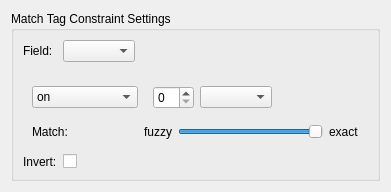
KDE/amarok, file src/playlistgenerator/constraints/TagMatchEditWidget.ui: the form before one commit.
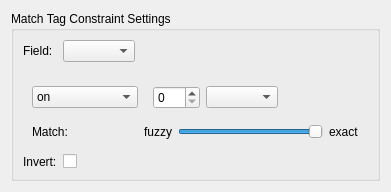
The form after the commit. The open tabs and pages were chosen to show the change. Custom widgets are drawn as their Qt base class.

What changed in the file:
```diff
--- a/src/playlistgenerator/constraints/TagMatchEditWidget.ui
+++ b/src/playlistgenerator/constraints/TagMatchEditWidget.ui
@@ -306,7 +306,11 @@
                   <item>
                    <layout class="QHBoxLayout" name="horizontalLayout_6">
                     <item>
-                     <widget class="KIntSpinBox" name="spinBox_ValueDateValue"/>
+                     <widget class="KIntSpinBox" name="spinBox_ValueDateValue">
+                      <property name="maximum">
+                       <number>999</number>
+                      </property>
+                     </widget>
                     </item>
                     <item>
                      <widget class="QComboBox" name="comboBox_ValueDateUnit"/>
```
